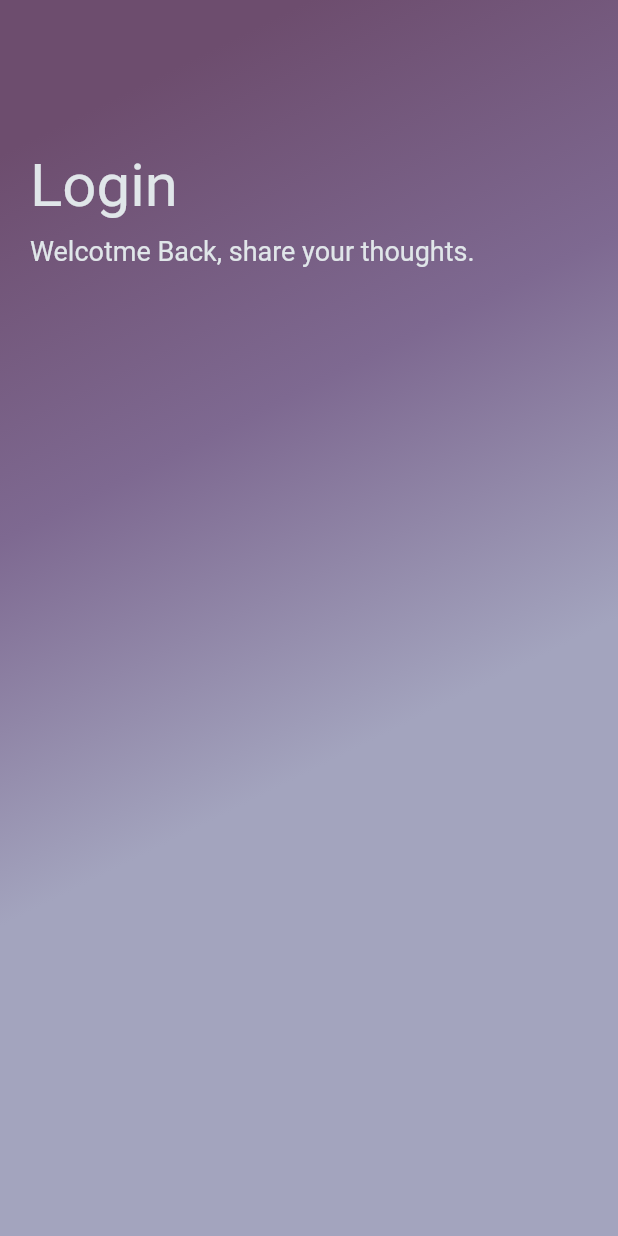
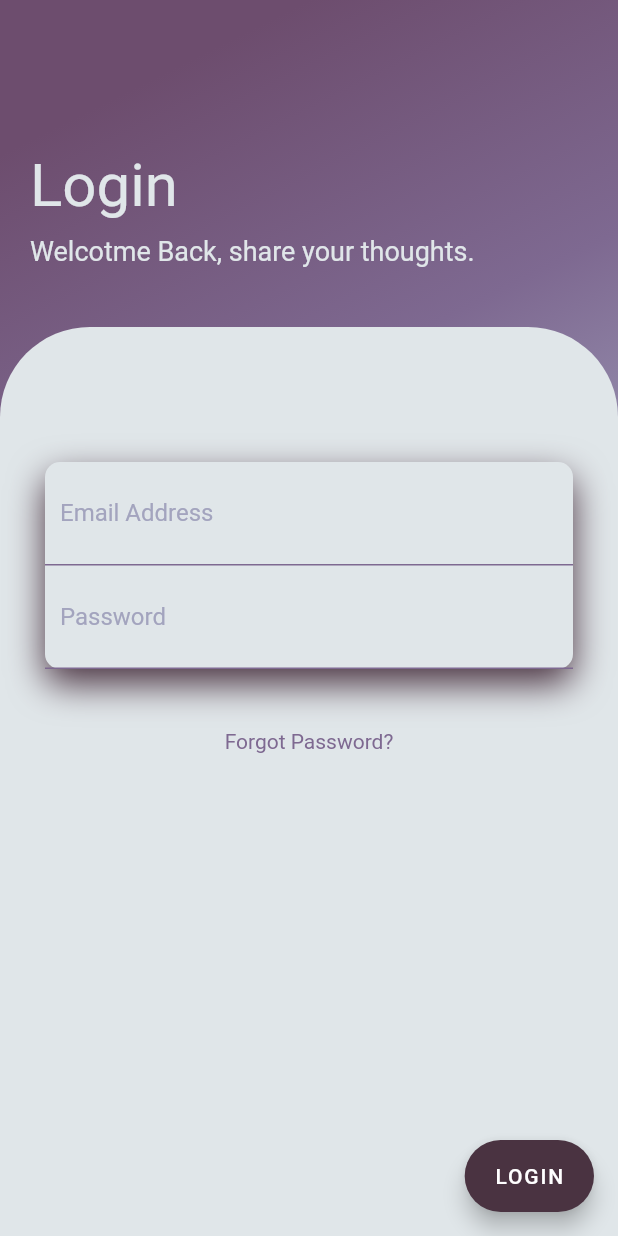
Before and after one commit to nogumbi/Student-Journal, a Flutter app: the screen it shows after launch, on a phone screen of 412 x 824 dp. Run offline on Flutter 3.47's test engine with Material 2 defaults, Android fonts, the phone set to English and light mode, and no system bars; our stand-ins replace sqflite; accounts and stored records are empty.

Commit message:
login looking beautiful

```diff
--- a/app/lib/database/journal_model.dart
+++ b/app/lib/database/journal_model.dart
@@ -2,18 +2,21 @@ class JournalModel {
   int id;
   String title;
   String description;
+  DateTime created;
 
 
   JournalModel(
       {required this.id,
       required this.title,
-      required this.description});
+      required this.description,
+      required this.created});
 
   Map<String, dynamic> toMap() {
     return ({
       "id": id,
       "title": title,
       "description": description,
+      "created": created,
 
     });
 
--- a/app/lib/home.dart
+++ b/app/lib/home.dart
@@ -5,7 +5,7 @@ import 'package:flutter/material.dart';
 import 'database/database_provider.dart';
 import 'database/database_provider.dart';
 import 'database/journal_model.dart';
-// import 'package:http/http.dart' as http;
+import 'package:http/http.dart' as http;
 
 class HomePage extends StatefulWidget {
   const HomePage({Key? key}) : super(key: key);
@@ -14,7 +14,7 @@ class HomePage extends StatefulWidget {
   _HomePageState createState() => _HomePageState();
 }
 
-// // call the API and fetch the response
+// call the API and fetch the response
 // Future<JournalModel> fetchQuote() async {
 //   final response = await http.get('http://localhost:5000/entries');
 //   if (response.statusCode == 200) {
--- a/app/lib/main.dart
+++ b/app/lib/main.dart
@@ -61,12 +61,89 @@ class LoginPage extends StatelessWidget {
                     Text(
                       "Welcotme Back, share your thoughts.",
                       style: TextStyle(color: Color.fromRGBO(224, 230, 233, 1.0), fontSize:18),
-                    ),]
-                )
-              )
-            ]
-          )
-        )
-        );
+                    ),],
+                ),
+              ),
+              const SizedBox(height: 20),
+              Expanded(
+                child:Container(
+                  decoration: const BoxDecoration(
+                    color:Color.fromRGBO(224, 230, 233, 1.0),
+                    borderRadius: BorderRadius.only(
+                      topLeft: Radius.circular(60),
+                      topRight: Radius.circular(60))),
+                  child: SingleChildScrollView(
+                    child: Padding (
+                      padding: const EdgeInsets.all(30),
+                      child: Column (
+                        children: <Widget>[
+                          const SizedBox(
+                            height: 60,
+                          ),
+                          Container(
+                            decoration: BoxDecoration(
+                              color: const Color.fromRGBO(224, 230, 233, 1.0),
+                              borderRadius: BorderRadius.circular(10),
+                              boxShadow: const [
+                                BoxShadow(
+                                  color: Color.fromRGBO(74, 51, 65, 1.0),
+                                  blurRadius: 20,
+                                  offset: Offset(0, 10))
+                              ]),
+
+                          child: Column(
+                            children: <Widget>[
+                              Container(
+                                padding: const EdgeInsets.all(10),
+                                  decoration: const BoxDecoration(
+                                    border: Border(
+                                      bottom: BorderSide(
+                                        color: Color.fromRGBO(126, 105, 145, 1.0)))),
+                                        child: const TextField(
+                                          decoration: InputDecoration(
+                                            hintText: "Email Address",
+                                            hintStyle: TextStyle(color: Color.fromRGBO(163, 164, 190, 1.0)),
+                                            border: InputBorder.none),
+                                        ),
+                                      ),
+                                      Container(
+                                        padding: const EdgeInsets.all(10),
+                                          decoration: const BoxDecoration(
+                                            border: Border(
+                                              bottom: BorderSide(
+                                                color: Color.fromRGBO(126, 105, 145, 1.0)))),
+                                                child: const TextField(
+                                                  decoration: InputDecoration(
+                                                    hintText: "Password",
+                                                    hintStyle: TextStyle(color: Color.fromRGBO(163, 164, 190, 1.0)),
+                                                    border: InputBorder.none),
+                                                ),
+                                              ),
+                            ],
+                                    ),
+                                  ),
+                                  const SizedBox(height: 40),
+                                  const Text("Forgot Password?", style: TextStyle(color: Color.fromRGBO(126, 105, 145, 1.0))),
+                                // SizedBox(height:20,),
+                                // Container(
+                                //   height: 50,
+                                //   margin:)
+                                ],
+                              ),
+                    ),),),
+                          )
+                        ]
+                  ),
+                        ),
+                              floatingActionButton: FloatingActionButton.extended(
+        backgroundColor: const Color.fromRGBO(74, 51, 65, 1.0),
+        onPressed: () {
+          // ignore: avoid_print
+          print("Welcome to your memories.");
+          Navigator.pushNamed(context, "/home");
+        },
+        label: const Text("LOGIN"),
+      ),
+    );
   }
 }
--- a/app/pubspec.yaml
+++ b/app/pubspec.yaml
@@ -38,6 +38,7 @@ dependencies:
   path: ^1.8.0
   provider: ^6.0.2
   path_provider: ^2.0.9
+  http: ^0.13.4
   # http: ^0.12.0+4
 
 dev_dependencies:
```
Also changed, not shown: app/pubspec.lock.
